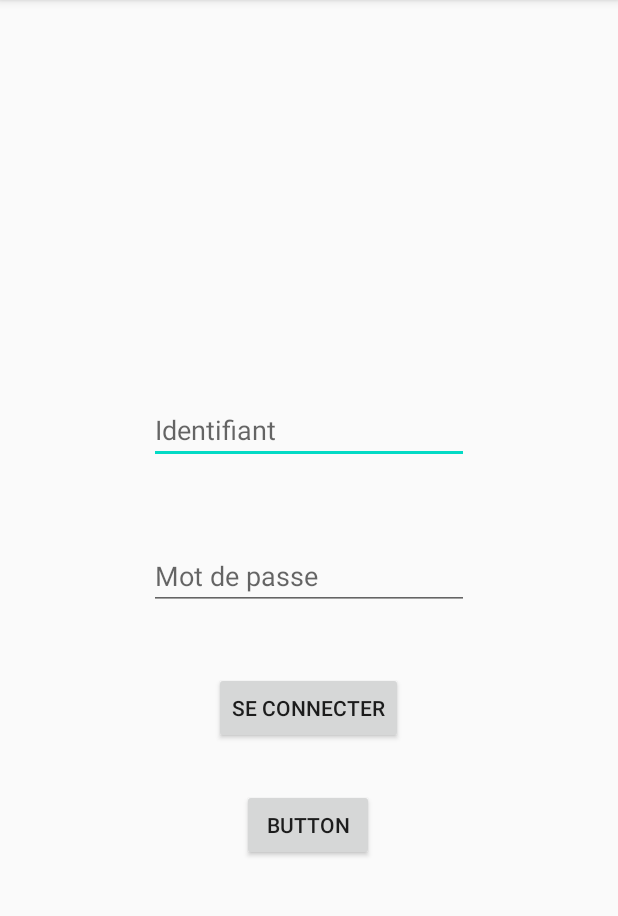
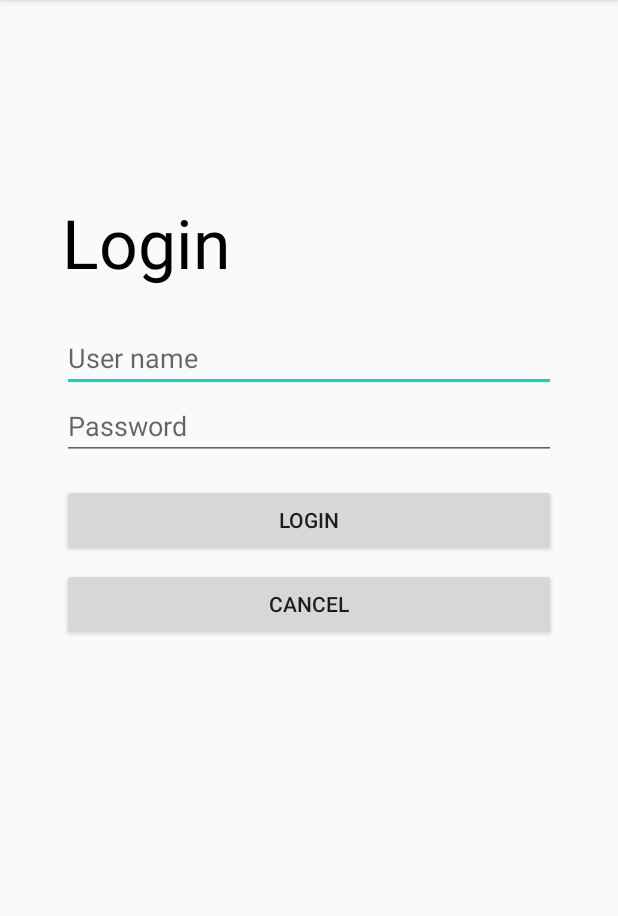
Before and after one commit to Mromeo56/Liemie-okhttp, an Android app: the fragment LoginFragment shown on its own in the app's theme, on a phone screen of 412 x 824 dp, the part 84-1000 px from its top. Run offline under Robolectric (Android 15) with nearby library versions, the phone set to English and light mode, and no system bars.

Commit message:
refresh mainActivity

```diff
--- a/app/src/main/res/layout/fragment_login.xml
+++ b/app/src/main/res/layout/fragment_login.xml
@@ -1,57 +1,82 @@
 <?xml version="1.0" encoding="utf-8"?>
-<androidx.constraintlayout.widget.ConstraintLayout
-    xmlns:android="http://schemas.android.com/apk/res/android"
+<androidx.constraintlayout.widget.ConstraintLayout xmlns:android="http://schemas.android.com/apk/res/android"
     xmlns:app="http://schemas.android.com/apk/res-auto"
     xmlns:tools="http://schemas.android.com/tools"
     android:layout_width="match_parent"
     android:layout_height="match_parent">
 
     <EditText
-        android:id="@+id/editText_id"
+        android:id="@+id/login_util"
+        android:layout_width="0dp"
+        android:layout_height="wrap_content"
+        android:layout_marginTop="24dp"
+        android:ems="10"
+        android:hint="@string/login_util"
+        android:inputType="textPersonName"
+        app:layout_constraintEnd_toStartOf="@+id/guideline2"
+        app:layout_constraintStart_toStartOf="@+id/guideline"
+        app:layout_constraintTop_toTopOf="@+id/guideline3" />
+
+    <EditText
+        android:id="@+id/login_password"
+        android:layout_width="0dp"
+        android:layout_height="wrap_content"
+        android:ems="10"
+        android:hint="@string/login_password"
+        android:inputType="textPersonName"
+        app:layout_constraintEnd_toStartOf="@+id/guideline2"
+        app:layout_constraintStart_toStartOf="@+id/guideline"
+        app:layout_constraintTop_toBottomOf="@+id/login_util" />
+
+    <Button
+        android:id="@+id/login_connec"
+        android:layout_width="0dp"
+        android:layout_height="wrap_content"
+        android:layout_marginTop="16dp"
+        android:text="@string/login_connect"
+        app:layout_constraintEnd_toStartOf="@+id/guideline2"
+        app:layout_constraintStart_toStartOf="@+id/guideline"
+        app:layout_constraintTop_toBottomOf="@+id/login_password" />
+
+    <Button
+        android:id="@+id/login_cancel"
+        android:layout_width="0dp"
+        android:layout_height="wrap_content"
+        android:layout_marginTop="8dp"
+        android:text="@string/login_cancel"
+        app:layout_constraintEnd_toStartOf="@+id/guideline2"
+        app:layout_constraintStart_toStartOf="@+id/guideline"
+        app:layout_constraintTop_toBottomOf="@+id/login_connec" />
+
+    <androidx.constraintlayout.widget.Guideline
+        android:id="@+id/guideline"
         android:layout_width="wrap_content"
         android:layout_height="wrap_content"
-        android:ems="10"
-        android:hint="Identifiant"
-        android:inputType="textPersonName"
-        app:layout_constraintBottom_toTopOf="@+id/editText_password"
-        app:layout_constraintEnd_toEndOf="parent"
-        app:layout_constraintStart_toStartOf="parent"
-        app:layout_constraintTop_toTopOf="parent"
-        app:layout_constraintVertical_bias="0.835" />
+        android:orientation="vertical"
+        app:layout_constraintGuide_percent="0.1" />
 
-    <EditText
-        android:id="@+id/editText_password"
+    <androidx.constraintlayout.widget.Guideline
+        android:id="@+id/guideline2"
         android:layout_width="wrap_content"
         android:layout_height="wrap_content"
-        android:ems="10"
-        android:hint="Mot de passe"
-        android:inputType="textPersonName"
-        app:layout_constraintBottom_toBottomOf="parent"
-        app:layout_constraintEnd_toEndOf="parent"
-        app:layout_constraintStart_toStartOf="parent"
-        app:layout_constraintTop_toTopOf="parent" />
+        android:orientation="vertical"
+        app:layout_constraintGuide_percent="0.9" />
 
-    <Button
-        android:id="@+id/button_login"
+    <androidx.constraintlayout.widget.Guideline
+        android:id="@+id/guideline3"
         android:layout_width="wrap_content"
         android:layout_height="wrap_content"
-        android:text="Se connecter"
-        app:layout_constraintBottom_toBottomOf="parent"
-        app:layout_constraintEnd_toEndOf="parent"
-        app:layout_constraintHorizontal_bias="0.498"
-        app:layout_constraintStart_toStartOf="parent"
-        app:layout_constraintTop_toBottomOf="@+id/editText_password"
-        app:layout_constraintVertical_bias="0.132" />
+        android:orientation="horizontal"
+        app:layout_constraintGuide_begin="20dp"
+        app:layout_constraintGuide_percent="0.25"/>
 
-    <Button
-        android:id="@+id/button_cancel"
+    <TextView
+        android:id="@+id/textView"
         android:layout_width="wrap_content"
         android:layout_height="wrap_content"
-        android:text="Button"
-        app:layout_constraintBottom_toBottomOf="parent"
-        app:layout_constraintEnd_toEndOf="parent"
-        app:layout_constraintHorizontal_bias="0.498"
-        app:layout_constraintStart_toStartOf="parent"
-        app:layout_constraintTop_toBottomOf="@+id/button_login"
-        app:layout_constraintVertical_bias="0.134" />
+        android:text="@string/login_title"
+        android:textAppearance="@style/TextAppearance.AppCompat.Display2"
+        android:textColor="@android:color/black"
+        app:layout_constraintBottom_toTopOf="@+id/guideline3"
+        app:layout_constraintStart_toStartOf="@+id/guideline" />
 </androidx.constraintlayout.widget.ConstraintLayout>
--- a/app/src/main/res/values/strings.xml
+++ b/app/src/main/res/values/strings.xml
@@ -1,11 +1,22 @@
 <resources>
     <string name="app_name">Liemie</string>
     <string name="action_profil">Profil</string>
-    <string name="action_liste_rdv">Mes rendez-vous</string>
+    <string name="action_liste_rdv">My appointments</string>
     <string name="action_settings">Settings</string>
-    <string name="action_connexion">Connexion</string>
-    <string name="action_import">Importer les données</string>
-    <string name="action_export">Exporter les données</string>
+    <string name="action_connexion">Login</string>
+    <string name="action_import">Import data</string>
+    <string name="action_export">Export data</string>
+
+    <string name="general_ok">ok</string>
+    <string name="general_cancel">cancel</string>
+    <string name="general_error">Error</string>
+
+    <string name="login_title">Login</string>
+    <string name="login_util">User name</string>
+    <string name="login_password">Password</string>
+    <string name="login_connect">Login</string>
+    <string name="login_cancel">Cancel</string>
+    <string name="login_entryError">Entries are not valid</string>
 
     <!-- TODO: Remove or change this placeholder text -->
     <string name="hello_blank_fragment">Hello blank fragment</string>
```
Also changed, not shown: app/src/main/java/com/example/liemie/MainActivity.java (+52 -43 lines).
